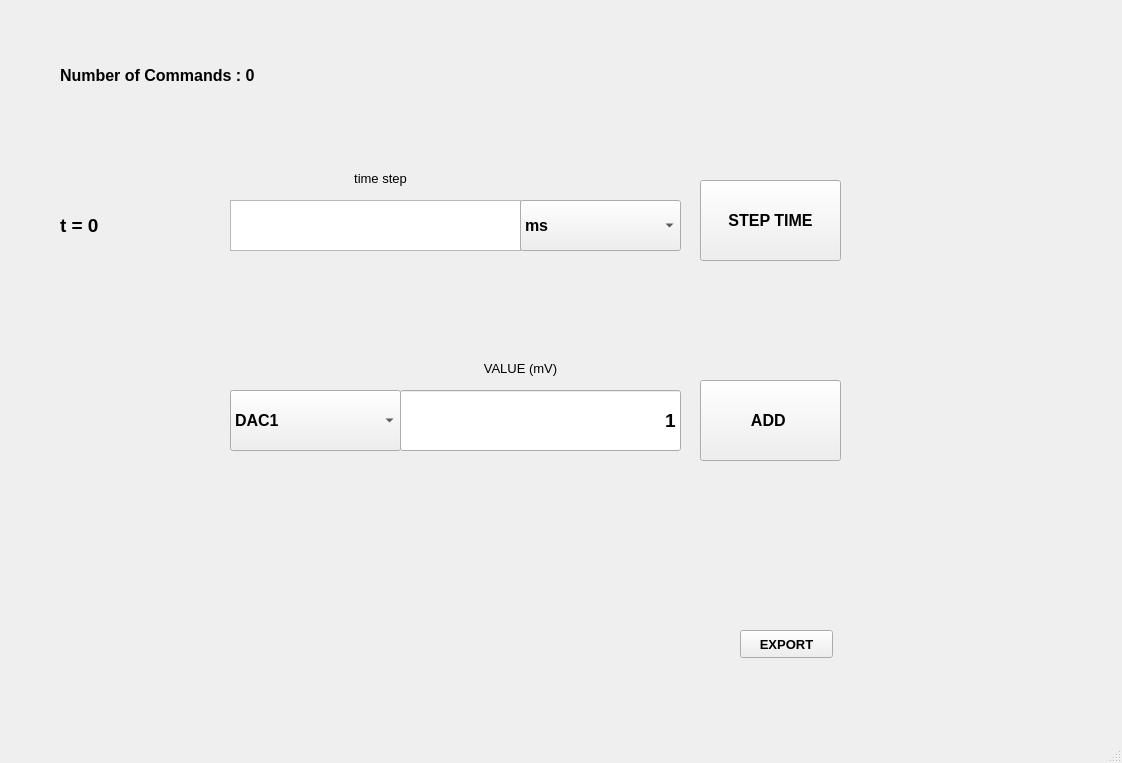
The window that Data_Form/data_form.ui (epsyllon/PyUi) describes before a commit, drawn with Qt 5.
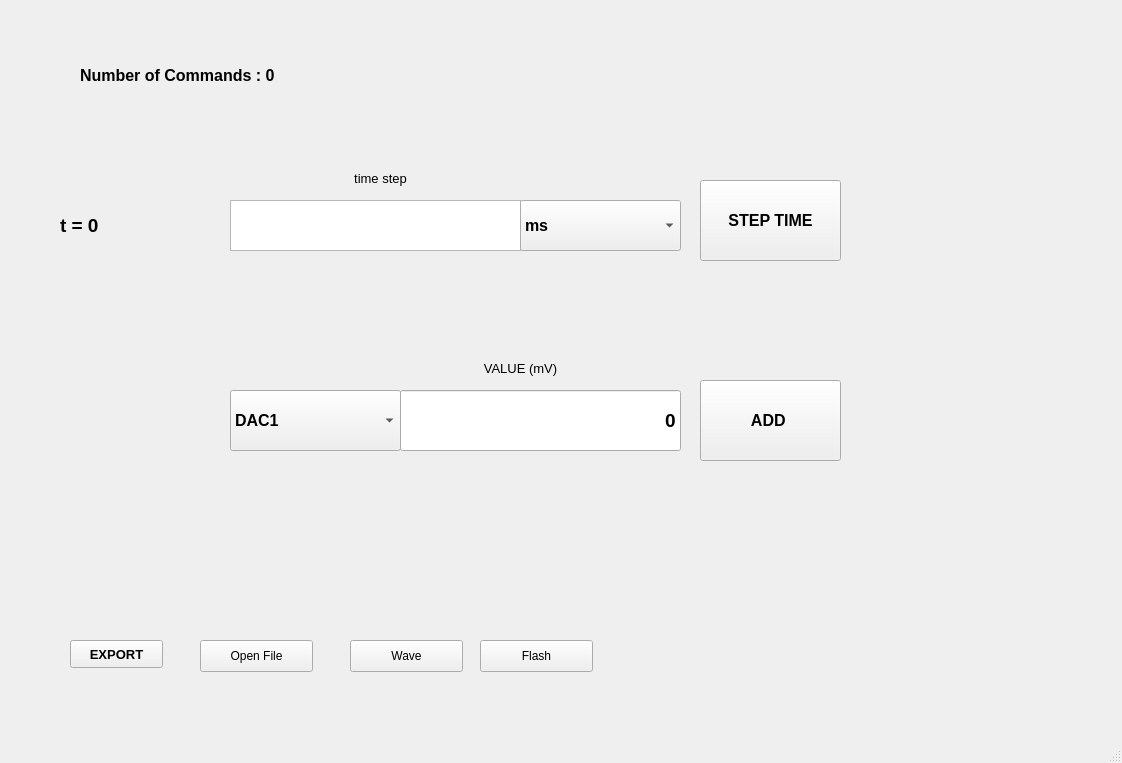
The same window after the commit.

Patch:
```diff
--- a/Data_Form/data_form.ui
+++ b/Data_Form/data_form.ui
@@ -40,7 +40,7 @@
    <widget class="QLabel" name="COMMANDS">
     <property name="geometry">
      <rect>
-      <x>60</x>
+      <x>80</x>
       <y>50</y>
       <width>291</width>
       <height>51</height>
@@ -111,7 +111,7 @@
      </font>
     </property>
     <property name="text">
-     <string>1</string>
+     <string>0</string>
     </property>
     <property name="alignment">
      <set>Qt::AlignRight|Qt::AlignTrailing|Qt::AlignVCenter</set>
@@ -281,8 +281,8 @@
    <widget class="QPushButton" name="Export">
     <property name="geometry">
      <rect>
-      <x>740</x>
-      <y>630</y>
+      <x>70</x>
+      <y>640</y>
       <width>93</width>
       <height>28</height>
      </rect>
@@ -298,6 +298,45 @@
      <string>EXPORT</string>
     </property>
    </widget>
+   <widget class="QPushButton" name="Open_file">
+    <property name="geometry">
+     <rect>
+      <x>200</x>
+      <y>640</y>
+      <width>113</width>
+      <height>32</height>
+     </rect>
+    </property>
+    <property name="text">
+     <string>Open File</string>
+    </property>
+   </widget>
+   <widget class="QPushButton" name="Wave">
+    <property name="geometry">
+     <rect>
+      <x>350</x>
+      <y>640</y>
+      <width>113</width>
+      <height>32</height>
+     </rect>
+    </property>
+    <property name="text">
+     <string>Wave</string>
+    </property>
+   </widget>
+   <widget class="QPushButton" name="Flash">
+    <property name="geometry">
+     <rect>
+      <x>480</x>
+      <y>640</y>
+      <width>113</width>
+      <height>32</height>
+     </rect>
+    </property>
+    <property name="text">
+     <string>Flash</string>
+    </property>
+   </widget>
   </widget>
   <widget class="QMenuBar" name="menubar">
    <property name="geometry">
```
Left out of the diff: 6 changed lines with no effect on the pictures.
